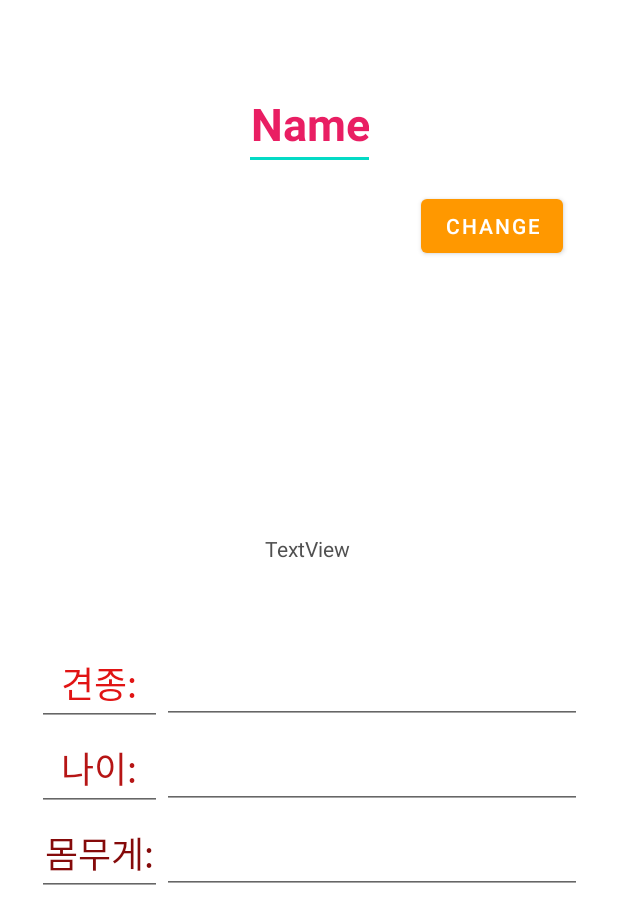
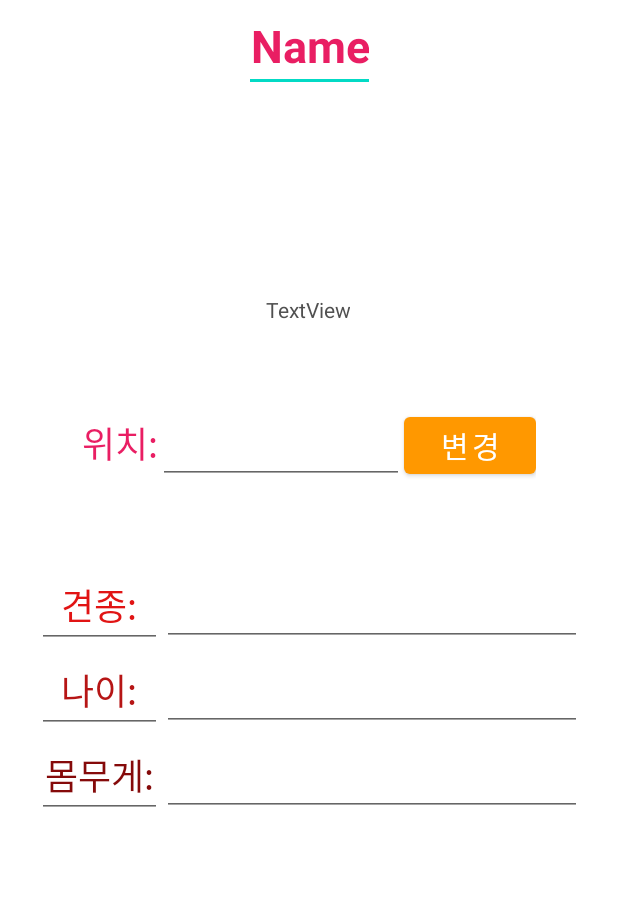
Before and after one commit to koeshin/Dogting3, an Android app: the layout fragment_profile.xml on its own in the app's theme, with its tools: preview values and no code run, on a phone screen of 412 x 824 dp. Shown: the top 924 px of the screen. Run offline under Robolectric (Android 15) with nearby library versions, the phone set to English and light mode, and no system bars.

Commit message:
프로필에 위치 정보추가, 위치 변경 가능

```diff
--- a/app/src/main/java/com/example/testfire/ProfileFragment.kt
+++ b/app/src/main/java/com/example/testfire/ProfileFragment.kt
@@ -23,7 +23,7 @@ import com.google.firebase.database.ValueEventListener
 import com.google.firebase.database.ktx.getValue
 import com.google.firebase.ktx.Firebase
 import com.google.firebase.storage.FirebaseStorage
-
+import org.w3c.dom.Text
 
 
 class ProfileFragment : Fragment() {
@@ -79,6 +79,7 @@ class ProfileFragment : Fragment() {
         dogClassEditText = view.findViewById(R.id.dogclass)
         dogAgeEditText = view.findViewById(R.id.dogage)
         dogWeightEditText = view.findViewById(R.id.dogweight)
+        val profile_location=view.findViewById<TextView>(R.id.profil_location)
 
         //프로필 구현
         fireDatabase.child("users").child(uid).addListenerForSingleValueEvent(object : ValueEventListener {
@@ -95,6 +96,7 @@ class ProfileFragment : Fragment() {
                 dogClassEditText.setText(userProfile?.dog?.dclass) // 견종 설정
                 dogAgeEditText.setText(userProfile?.dog?.dage) // 나이 설정
                 dogWeightEditText.setText(userProfile?.dog?.dweight) // 몸무게 설정
+                profile_location?.text=userProfile?.location   // 위치 설정
             }
         })
 
@@ -105,11 +107,11 @@ class ProfileFragment : Fragment() {
             getContent.launch(intentImage)
         }
 
-        button?.setOnClickListener {
-            if (name?.text!!.isNotEmpty()) {
-                fireDatabase.child("users/$uid/name").setValue(name.text.toString())
-                name.clearFocus()
-                Toast.makeText(requireContext(), "이름이 변경되었습니다.", Toast.LENGTH_SHORT).show()
+        button?.setOnClickListener { // 동 바꾸기
+            if (profile_location?.text!!.isNotEmpty()) {
+                fireDatabase.child("users/$uid/location").setValue(profile_location.text.toString())
+                profile_location.clearFocus()
+                Toast.makeText(requireContext(), "위치가 변경되었습니다.", Toast.LENGTH_SHORT).show()
             }
         }
 
--- a/app/src/main/res/layout/fragment_profile.xml
+++ b/app/src/main/res/layout/fragment_profile.xml
@@ -22,14 +22,14 @@
         android:id="@+id/profile_textview_email"
         android:layout_width="wrap_content"
         android:layout_height="wrap_content"
+        android:gravity="right"
         android:text="TextView"
+
         android:textColor="#505050"
-        app:layout_constraintBottom_toTopOf="@+id/linearLayout2"
         app:layout_constraintEnd_toEndOf="parent"
         app:layout_constraintHorizontal_bias="0.498"
         app:layout_constraintStart_toStartOf="parent"
-        app:layout_constraintTop_toBottomOf="@+id/profile_imageview"
-        app:layout_constraintVertical_bias="0.195" />
+        app:layout_constraintTop_toBottomOf="@+id/profile_imageview" />
 
     <EditText
         android:id="@+id/profile_textview_name"
@@ -45,19 +45,6 @@
         app:layout_constraintBottom_toTopOf="@+id/profile_imageview"
         app:layout_constraintEnd_toEndOf="parent"
         app:layout_constraintStart_toStartOf="parent"
-        app:layout_constraintTop_toTopOf="parent" />
-
-    <Button
-        android:id="@+id/profile_button"
-        android:layout_width="wrap_content"
-        android:layout_height="48dp"
-        android:text="Change"
-        android:textColor="#FFFFFF"
-        app:backgroundTint="#FFFF9800"
-        app:layout_constraintBottom_toBottomOf="@+id/profile_imageview"
-        app:layout_constraintEnd_toEndOf="parent"
-        app:layout_constraintHorizontal_bias="0.456"
-        app:layout_constraintStart_toEndOf="@+id/profile_textview_name"
         app:layout_constraintTop_toTopOf="parent" />
 
     <LinearLayout
@@ -166,4 +153,43 @@
 
     </LinearLayout>
 
+    <LinearLayout
+        android:id="@+id/linearLayout3"
+        android:layout_width="wrap_content"
+        android:layout_height="wrap_content"
+        android:orientation="horizontal"
+        app:layout_constraintBottom_toTopOf="@+id/linearLayout2"
+        app:layout_constraintEnd_toEndOf="parent"
+        app:layout_constraintStart_toStartOf="parent"
+        app:layout_constraintTop_toBottomOf="@+id/profile_textview_email">
+
+        <TextView
+            android:id="@+id/textView2"
+            android:layout_width="wrap_content"
+            android:layout_height="wrap_content"
+            android:gravity="left"
+            android:text="위치:"
+            android:textColor="#E91E63"
+            android:textSize="24sp" />
+
+        <EditText
+            android:id="@+id/profil_location"
+            android:layout_width="164dp"
+            android:layout_height="wrap_content"
+            android:textAlignment="center"
+            android:textColor="#F44336"
+            android:textSize="24sp" />
+
+        <Button
+            android:id="@+id/profile_button"
+            android:layout_width="wrap_content"
+            android:layout_height="wrap_content"
+            android:gravity="right"
+            android:text="변경"
+            android:textAlignment="center"
+            android:textColor="#FFFFFF"
+            android:textSize="20sp"
+            app:backgroundTint="#FFFF9800" />
+    </LinearLayout>
+
 </androidx.constraintlayout.widget.ConstraintLayout>
```
